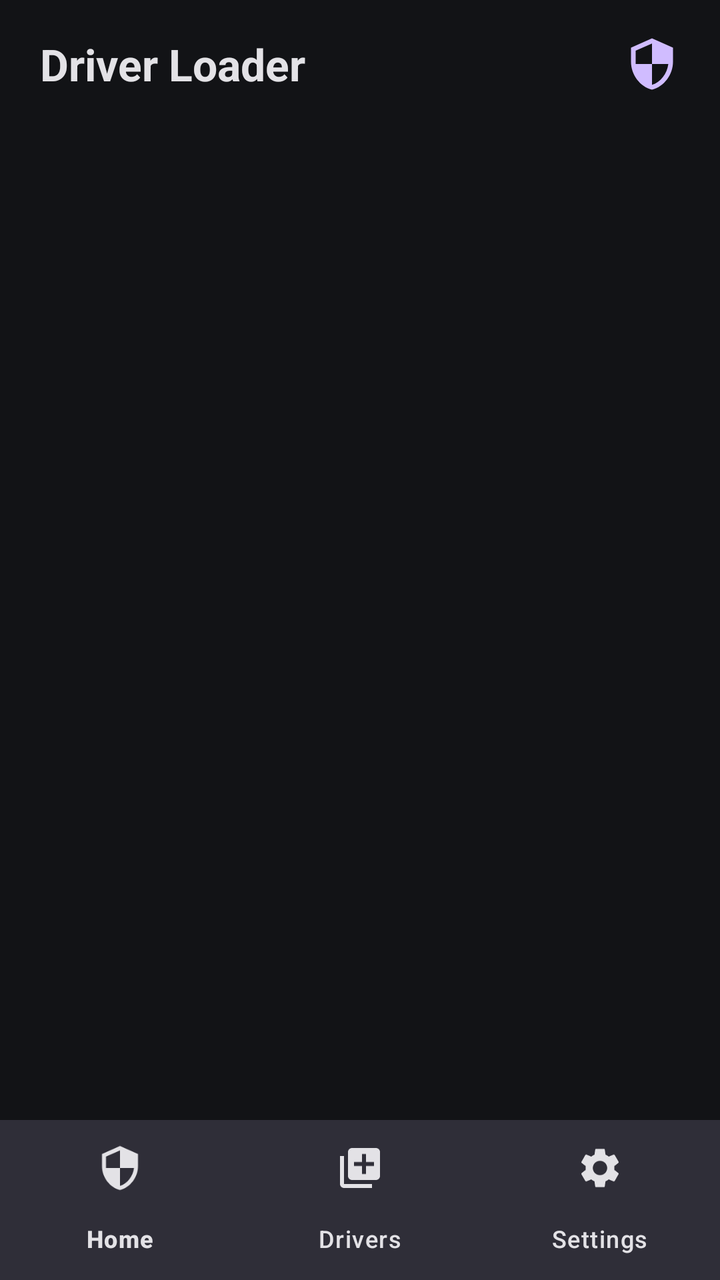
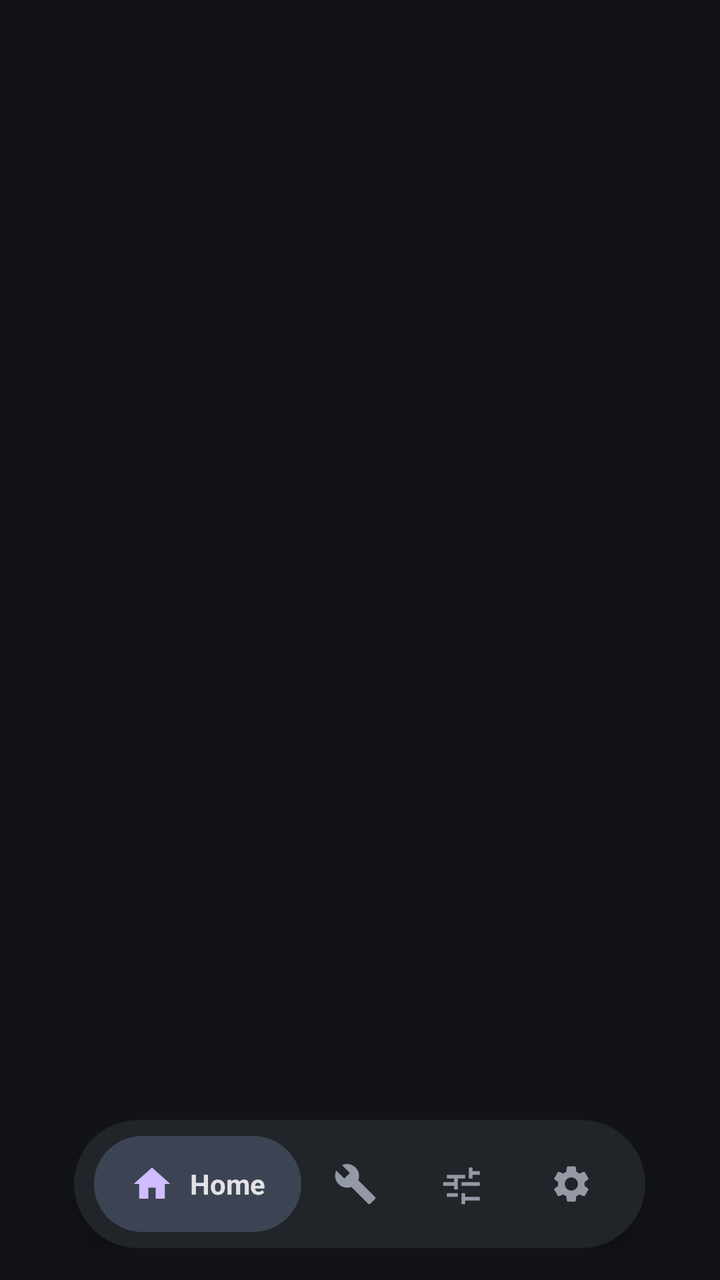

Before-and-after screenshots of an Android layout around one commit, followed by the original layout XML and the change that was made.
<!-- AndroidManifest.xml: application theme Theme.DriverLoader -->
<!-- res/layout/activity_main.xml -->
<?xml version="1.0" encoding="utf-8"?>
<LinearLayout xmlns:android="http://schemas.android.com/apk/res/android"
    xmlns:app="http://schemas.android.com/apk/res-auto"
    android:layout_width="match_parent"
    android:layout_height="match_parent"
    android:orientation="vertical"
    android:background="@color/apatch_background">

    
    <LinearLayout
        android:layout_width="match_parent"
        android:layout_height="64dp"
        android:orientation="horizontal"
        android:gravity="center_vertical"
        android:paddingHorizontal="20dp"
        android:background="@color/apatch_background">

        <TextView
            android:layout_width="0dp"
            android:layout_height="wrap_content"
            android:layout_weight="1"
            android:text="@string/app_name"
            android:textColor="@color/apatch_text_primary"
            android:textSize="22sp"
            android:textStyle="bold" />

        <ImageView
            android:id="@+id/btnHeaderStatus"
            android:layout_width="28dp"
            android:layout_height="28dp"
            android:src="@drawable/ic_nav_home"
            app:tint="@color/apatch_primary" />
    </LinearLayout>

    
    <FrameLayout
        android:id="@+id/fragmentContainer"
        android:layout_width="match_parent"
        android:layout_height="0dp"
        android:layout_weight="1" />

    
    <com.google.android.material.bottomnavigation.BottomNavigationView
        android:id="@+id/bottomNavigation"
        android:layout_width="match_parent"
        android:layout_height="80dp"
        android:background="@color/apatch_surface"
        app:elevation="8dp"
        app:itemIconTint="@color/apatch_text_primary"
        app:itemTextColor="@color/apatch_text_primary"
        app:itemActiveIndicatorStyle="@style/Widget.Material3.BottomNavigationView.ActiveIndicator"
        app:labelVisibilityMode="labeled"
        app:menu="@menu/bottom_nav_menu" />

</LinearLayout>
<!-- resources referenced by this layout -->
<resources>
  <color name="apatch_background">#121316</color>
  <color name="apatch_primary">#D0BCFF</color>
  <color name="apatch_surface">#1A1C1E</color>
  <color name="apatch_text_primary">#E3E2E6</color>
  <!-- drawable ic_nav_home (drawable) -->
  <vector xmlns:android="http://schemas.android.com/apk/res/android"
      android:width="24dp"
      android:height="24dp"
      android:viewportWidth="24"
      android:viewportHeight="24">
      <path
          android:fillColor="#FFFFFFFF"
          android:pathData="M12,1L3,5v6c0,5.55 3.84,10.74 9,12c5.16,-1.26 9,-6.45 9,-12V5L12,1zM12,11.99h7c-0.53,4.12 -3.28,7.79 -7,8.94V12H5V6.3l7,-3.11v8.8z"/>
  </vector>
  <string name="app_name">Driver Loader</string>
  <style name="Theme.DriverLoader" parent="Theme.Material3.Dark.NoActionBar">
          <item name="android:statusBarColor">@color/apatch_background</item>
          <item name="android:navigationBarColor">@color/apatch_surface</item>
          <item name="android:windowBackground">@color/apatch_background</item>
          <item name="colorPrimary">@color/apatch_primary</item>
          <item name="colorSecondary">@color/apatch_secondary</item>
          <item name="colorSurface">@color/apatch_surface</item>
          <item name="colorOutline">@color/apatch_outline</item>
      </style>
  <color name="apatch_secondary">#CCC2DC</color>
  <color name="apatch_outline">#44474F</color>
</resources>

<!-- the commit's change to res/layout/activity_main.xml (unified diff, before → after) -->
@@ -1,55 +1,157 @@
 <?xml version="1.0" encoding="utf-8"?>
-<LinearLayout xmlns:android="http://schemas.android.com/apk/res/android"
+<FrameLayout xmlns:android="http://schemas.android.com/apk/res/android"
     xmlns:app="http://schemas.android.com/apk/res-auto"
     android:layout_width="match_parent"
     android:layout_height="match_parent"
-    android:orientation="vertical"
     android:background="@color/apatch_background">
-
-    
-    <LinearLayout
-        android:layout_width="match_parent"
-        android:layout_height="64dp"
-        android:orientation="horizontal"
-        android:gravity="center_vertical"
-        android:paddingHorizontal="20dp"
-        android:background="@color/apatch_background">
-
-        <TextView
-            android:layout_width="0dp"
-            android:layout_height="wrap_content"
-            android:layout_weight="1"
-            android:text="@string/app_name"
-            android:textColor="@color/apatch_text_primary"
-            android:textSize="22sp"
-            android:textStyle="bold" />
-
-        <ImageView
-            android:id="@+id/btnHeaderStatus"
-            android:layout_width="28dp"
-            android:layout_height="28dp"
-            android:src="@drawable/ic_nav_home"
-            app:tint="@color/apatch_primary" />
-    </LinearLayout>
 
     
     <FrameLayout
         android:id="@+id/fragmentContainer"
         android:layout_width="match_parent"
-        android:layout_height="0dp"
-        android:layout_weight="1" />
+        android:layout_height="match_parent"
+        android:paddingBottom="96dp" />
 
     
-    <com.google.android.material.bottomnavigation.BottomNavigationView
-        android:id="@+id/bottomNavigation"
+    <LinearLayout
         android:layout_width="match_parent"
-        android:layout_height="80dp"
-        android:background="@color/apatch_surface"
-        app:elevation="8dp"
-        app:itemIconTint="@color/apatch_text_primary"
-        app:itemTextColor="@color/apatch_text_primary"
-        app:itemActiveIndicatorStyle="@style/Widget.Material3.BottomNavigationView.ActiveIndicator"
-        app:labelVisibilityMode="labeled"
-        app:menu="@menu/bottom_nav_menu" />
+        android:layout_height="wrap_content"
+        android:layout_gravity="bottom"
+        android:gravity="center"
+        android:paddingBottom="16dp">
 
-</LinearLayout>
+        <LinearLayout
+            android:id="@+id/floatingBar"
+            android:layout_width="wrap_content"
+            android:layout_height="64dp"
+            android:background="@drawable/apatch_floating_bar_bg"
+            android:gravity="center_vertical"
+            android:orientation="horizontal"
+            android:elevation="12dp"
+            android:paddingHorizontal="10dp">
+
+            
+            <LinearLayout
+                android:id="@+id/tabHome"
+                android:layout_width="wrap_content"
+                android:layout_height="48dp"
+                android:background="@drawable/apatch_pill_selected"
+                android:gravity="center"
+                android:orientation="horizontal"
+                android:paddingHorizontal="18dp"
+                android:clickable="true"
+                android:focusable="true">
+
+                <ImageView
+                    android:id="@+id/iconHome"
+                    android:layout_width="22dp"
+                    android:layout_height="22dp"
+                    android:src="@drawable/ic_nav_home_fill"
+                    app:tint="#D0BCFF" />
+
+                <TextView
+                    android:id="@+id/textHome"
+                    android:layout_width="wrap_content"
+                    android:layout_height="wrap_content"
+                    android:layout_marginStart="8dp"
+                    android:text="Home"
+                    android:textColor="#E3E2E6"
+                    android:textSize="14sp"
+                    android:textStyle="bold"
+                    android:visibility="visible" />
+            </LinearLayout>
+
+            
+            <LinearLayout
+                android:id="@+id/tabDrivers"
+                android:layout_width="wrap_content"
+                android:layout_height="48dp"
+                android:gravity="center"
+                android:orientation="horizontal"
+                android:paddingHorizontal="16dp"
+                android:clickable="true"
+                android:focusable="true">
+
+                <ImageView
+                    android:id="@+id/iconDrivers"
+                    android:layout_width="22dp"
+                    android:layout_height="22dp"
+                    android:src="@drawable/ic_nav_wrench"
+                    app:tint="#939AA5" />
+
+                <TextView
+                    android:id="@+id/textDrivers"
+                    android:layout_width="wrap_content"
+                    android:layout_height="wrap_content"
+                    android:layout_marginStart="8dp"
+                    android:text="Drivers"
+                    android:textColor="#E3E2E6"
+                    android:textSize="14sp"
+                    android:textStyle="bold"
+                    android:visibility="gone" />
+            </LinearLayout>
+
+            
+            <LinearLayout
+                android:id="@+id/tabTuning"
+                android:layout_width="wrap_content"
+                android:layout_height="48dp"
+                android:gravity="center"
+                android:orientation="horizontal"
+                android:paddingHorizontal="16dp"
+                android:clickable="true"
+                android:focusable="true">
+
+                <ImageView
+                    android:id="@+id/iconTuning"
+                    android:layout_width="22dp"
+                    android:layout_height="22dp"
+                    android:src="@drawable/ic_nav_tuning"
+                    app:tint="#939AA5" />
+
+                <TextView
+                    android:id="@+id/textTuning"
+                    android:layout_width="wrap_content"
+                    android:layout_height="wrap_content"
+                    android:layout_marginStart="8dp"
+                    android:text="Mods"
+                    android:textColor="#E3E2E6"
+                    android:textSize="14sp"
+                    android:textStyle="bold"
+                    android:visibility="gone" />
+            </LinearLayout>
+
+            
+            <LinearLayout
+                android:id="@+id/tabSettings"
+                android:layout_width="wrap_content"
+                android:layout_height="48dp"
+                android:gravity="center"
+                android:orientation="horizontal"
+                android:paddingHorizontal="16dp"
+                android:clickable="true"
+                android:focusable="true">
+
+                <ImageView
+                    android:id="@+id/iconSettings"
+                    android:layout_width="22dp"
+                    android:layout_height="22dp"
+                    android:src="@drawable/ic_nav_gear"
+                    app:tint="#939AA5" />
+
+                <TextView
+                    android:id="@+id/textSettings"
+                    android:layout_width="wrap_content"
+                    android:layout_height="wrap_content"
+                    android:layout_marginStart="8dp"
+                    android:text="Settings"
+                    android:textColor="#E3E2E6"
+                    android:textSize="14sp"
+                    android:textStyle="bold"
+                    android:visibility="gone" />
+            </LinearLayout>
+
+        </LinearLayout>
+    </LinearLayout>
+
+</FrameLayout>
<!-- resource entries referenced after the edit -->
@@ -1,10 +1,21 @@
 <!-- resources referenced by this layout -->
 <resources>
   <color name="apatch_background">#121316</color>
-  <color name="apatch_primary">#D0BCFF</color>
-  <color name="apatch_surface">#1A1C1E</color>
-  <color name="apatch_text_primary">#E3E2E6</color>
-  <!-- drawable ic_nav_home (drawable) -->
+  <!-- drawable apatch_floating_bar_bg (drawable) -->
+  <?xml version="1.0" encoding="utf-8"?>
+  <shape xmlns:android="http://schemas.android.com/apk/res/android"
+      android:shape="rectangle">
+      <corners android:radius="34dp" />
+      <solid android:color="#212429" />
+  </shape>
+  <!-- drawable apatch_pill_selected (drawable) -->
+  <?xml version="1.0" encoding="utf-8"?>
+  <shape xmlns:android="http://schemas.android.com/apk/res/android"
+      android:shape="rectangle">
+      <corners android:radius="26dp" />
+      <solid android:color="#3C4453" />
+  </shape>
+  <!-- drawable ic_nav_gear (drawable) -->
   <vector xmlns:android="http://schemas.android.com/apk/res/android"
       android:width="24dp"
       android:height="24dp"
@@ -12,9 +23,40 @@
       android:viewportHeight="24">
       <path
           android:fillColor="#FFFFFFFF"
-          android:pathData="M12,1L3,5v6c0,5.55 3.84,10.74 9,12c5.16,-1.26 9,-6.45 9,-12V5L12,1zM12,11.99h7c-0.53,4.12 -3.28,7.79 -7,8.94V12H5V6.3l7,-3.11v8.8z"/>
+          android:pathData="M19.14,12.94c0.04,-0.3 0.06,-0.61 0.06,-0.94c0,-0.32 -0.02,-0.64 -0.07,-0.94l2.03,-1.58c0.18,-0.14 0.23,-0.41 0.12,-0.61l-1.92,-3.32c-0.12,-0.22 -0.37,-0.29 -0.59,-0.22l-2.39,0.96c-0.5,-0.38 -1.03,-0.7 -1.62,-0.94L14.4,2.81c-0.04,-0.24 -0.24,-0.41 -0.48,-0.41h-3.84c-0.24,0 -0.43,0.17 -0.47,0.41L9.25,5.35C8.66,5.59 8.12,5.92 7.63,6.29L5.24,5.33c-0.22,-0.08 -0.47,0 -0.59,0.22L2.74,8.87c-0.12,0.21 -0.08,0.47 0.12,0.61l2.03,1.58c-0.05,0.3 -0.09,0.63 -0.09,0.94s0.02,0.64 0.07,0.94l-2.03,1.58c-0.18,0.14 -0.23,0.41 -0.12,0.61l1.92,3.32c0.12,0.22 0.37,0.29 0.59,0.22l2.39,-0.96c0.5,0.38 1.03,0.7 1.62,0.94l0.36,2.54c0.05,0.24 0.24,0.41 0.48,0.41h3.84c0.24,0 0.44,-0.17 0.47,-0.41l0.36,-2.54c0.59,-0.24 1.13,-0.56 1.62,-0.94l2.39,0.96c0.22,0.08 0.47,0 0.59,-0.22l1.92,-3.32c0.12,-0.22 0.07,-0.47 -0.12,-0.61L19.14,12.94zM12,15.6c-1.98,0 -3.6,-1.62 -3.6,-3.6s1.62,-3.6 3.6,-3.6s3.6,1.62 3.6,3.6S13.98,15.6 12,15.6z"/>
   </vector>
-  <string name="app_name">Driver Loader</string>
+  <!-- drawable ic_nav_home_fill (drawable) -->
+  <vector xmlns:android="http://schemas.android.com/apk/res/android"
+      android:width="24dp"
+      android:height="24dp"
+      android:viewportWidth="24"
+      android:viewportHeight="24">
+      <path
+          android:fillColor="#FFFFFFFF"
+          android:pathData="M10,20v-6h4v6h5v-8h3L12,3L2,12h3v8z"/>
+  </vector>
+  <!-- drawable ic_nav_tuning (drawable) -->
+  <vector xmlns:android="http://schemas.android.com/apk/res/android"
+      android:width="24dp"
+      android:height="24dp"
+      android:viewportWidth="24"
+      android:viewportHeight="24">
+      <path
+          android:fillColor="#FFFFFFFF"
+          android:pathData="M3,17v2h6v-2H3zm0,-10v2h10V7H3zm10,16v-2h8v-2h-8v-2h-2v6h2zM7,9v2H1v2h6v2h2V9H7zm14,4v-2H11v2h10zm-6,-4h2V7h4V5h-4V3h-2v6z"/>
+  </vector>
+  <!-- drawable ic_nav_wrench (drawable) -->
+  <vector xmlns:android="http://schemas.android.com/apk/res/android"
+      android:width="24dp"
+      android:height="24dp"
+      android:viewportWidth="24"
+      android:viewportHeight="24">
+      <path
+          android:fillColor="#FFFFFFFF"
+          android:pathData="M22.7,19l-9.1,-9.1c0.9,-2.3 0.4,-5 -1.5,-6.9c-2,-2 -5,-2.4 -7.4,-1.3L9,6L6,9L1.6,4.7C0.4,7.1 0.9,10.1 2.9,12.1c1.9,1.9 4.6,2.4 6.9,1.5l9.1,9.1c0.4,0.4 1,0.4 1.4,0l2.3,-2.3c0.5,-0.4 0.5,-1.1 0.1,-1.4z"/>
+  </vector>
+  <color name="apatch_primary">#D0BCFF</color>
+  <color name="apatch_surface">#1A1C1E</color>
   <style name="Theme.DriverLoader" parent="Theme.Material3.Dark.NoActionBar">
           <item name="android:statusBarColor">@color/apatch_background</item>
           <item name="android:navigationBarColor">@color/apatch_surface</item>
